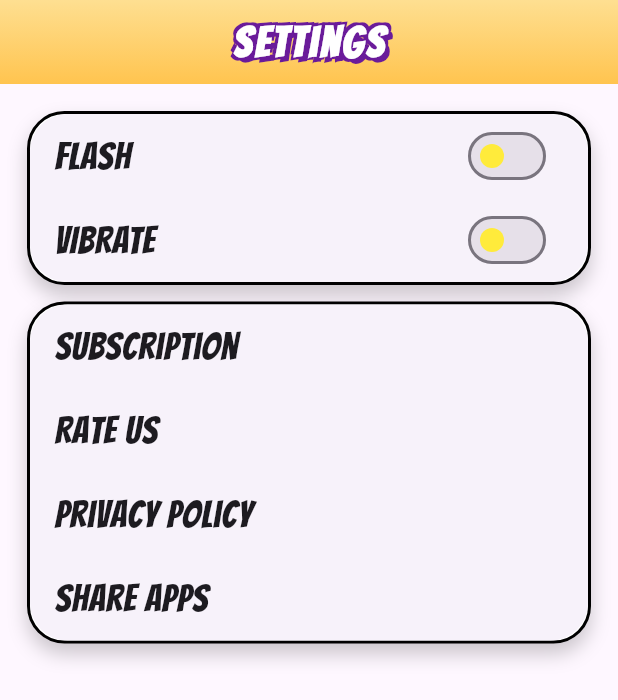
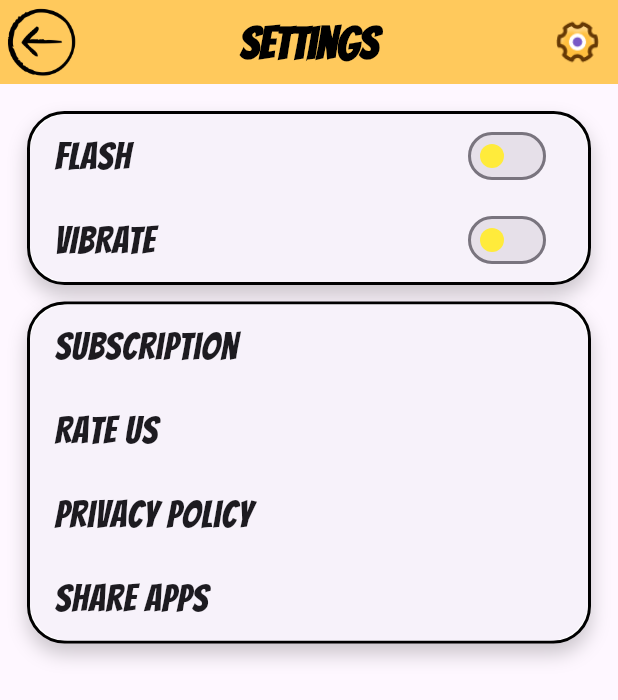
Before and after one commit to MuhammadAhmad338/PRANKS, a Flutter app: the SettingsScreen screen opened directly, on a phone screen of 412 x 824 dp. Shown: the top 700 px of the screen. Run offline on Flutter 3.47's test engine with Material 3 defaults, Android fonts, the phone set to English and light mode, and no system bars; our stand-ins replace carousel_slider, get, share_plus, vibration; missing offline and left inert: torch_light.

Commit message:
latest commits

```diff
--- a/lib/Controller/flashController.dart
+++ b/lib/Controller/flashController.dart
@@ -4,6 +4,7 @@ import 'package:torch_light/torch_light.dart';
 class FlashlightController extends GetxController {
   bool _isFlickering = false;
   final RxBool _isSwitchEnabled = false.obs;
+
   bool get isFlickering => _isFlickering;
   RxBool get isSwitchEnabled => _isSwitchEnabled;
 
--- a/lib/Utils/ccolors.dart
+++ b/lib/Utils/ccolors.dart
@@ -4,17 +4,18 @@ import 'package:flutter/material.dart';
 class CColors {
   CColors._();
 
+  static const whiteColor = Color(0xFFFFFFFF);
+  static const blackColor = Color(0xFF000000);
+  static const greenColor = Color(0xFF4CAF50);
   static const yellowColor = Color(0xFFFFC95C);
-  static const whiteColor = Color(0xFFFFFFFF);
+  static const orangeColor = Color(0xFFFFCE55);
+  static const greyLightColor = Color(0xFFEEEEEE);
   static const transparentColor = Color(0x00000000);
   static const purpleAccentColor = Color(0xFF6A1B9A);
-  static const blackColor = Color(0xFF000000);
-  static const orangeColor = Color(0xFFFFCE55);
-  static const greenColor = Color(0xFF4CAF50);
 
-  static const greyLightColor = Color(0xFFEEEEEE);
+
+  static const pinkGradient = [Color(0xFFEC87BF), Color(0xFFA80C68)];
   static const greenGradient = [Color(0xFF159F7D), Color(0xff178E71)];
   static const yellowGradient = [Color(0xFFFEDF91), Color(0xFFFFC44F)];
   static const purpleGradient = [Color(0xFF7859C6), Color(0xFF524279)];
-  static const pinkGradient = [Color(0xFFEC87BF), Color(0xFFA80C68)];
 }
--- a/lib/View/Details/View/details.dart
+++ b/lib/View/Details/View/details.dart
@@ -52,7 +52,7 @@ class DetailsScreen extends StatelessWidget {
               itemBuilder: (context, index) {
                 return GestureDetector(
                   onTap: () {
-                    // play audio
+
 
                   },
                   child: Container(
--- a/lib/View/Home/Controller/homeController.dart
+++ /dev/null
@@ -1,5 +0,0 @@
-import 'package:get/get.dart';
-
-class HomeController extends GetxController {
-
-}
--- a/lib/View/Home/View/home.dart
+++ b/lib/View/Home/View/home.dart
@@ -56,7 +56,7 @@ class _HomeScreenState extends State<HomeScreen> {
   @override
   Widget build(BuildContext context) {
     return Scaffold(
-        appBar: const CustomAppBar(),
+        appBar: const CustomAppBar(title: "PRANKS",),
         body: Column(
           children: [
             const SizedBox(
--- a/lib/View/Prank/Controller/prankController.dart
+++ /dev/null
@@ -1,5 +0,0 @@
-class PrankController {
-  PrankController() {
-    print('PrankController');
-  }
-}
--- a/lib/View/Settings/View/Settings.dart
+++ b/lib/View/Settings/View/Settings.dart
@@ -2,6 +2,7 @@ import 'package:get/get.dart';
 import 'package:flutter/material.dart';
 import 'package:pranks/Utils/ccolors.dart';
 import 'package:share_plus/share_plus.dart';
+import 'package:pranks/Widgets/customAppBar.dart';
 import '../../../Controller/flashController.dart';
 import '../../../Controller/switchController.dart';
 import 'package:pranks/Widgets/switchListTile.dart';
@@ -16,74 +17,11 @@ class SettingsScreen extends StatefulWidget {
 class _SettingsScreenState extends State<SettingsScreen> {
   @override
   Widget build(BuildContext context) {
-    final FlashlightController _flashlightController =
-        Get.find<FlashlightController>();
     final SwitchViewModel _switchViewModel = Get.find<SwitchViewModel>();
+    final FlashlightController _flashlightController = Get.find<FlashlightController>();
 
     return Scaffold(
-      appBar: AppBar(
-        elevation: 1,
-        centerTitle: true,
-        backgroundColor:
-            Colors.transparent, // Make AppBar transparent to show gradient
-        flexibleSpace: Container(
-          decoration: const BoxDecoration(
-            gradient: LinearGradient(
-              colors: CColors.yellowGradient,
-              begin: Alignment.topCenter,
-              end: Alignment.bottomCenter,
-            ),
-          ),
-        ),
-        title: const Text(
-          "Settings",
-          style: TextStyle(
-            color: CColors.whiteColor,
-            fontWeight: FontWeight.w900,
-            fontSize: 28,
-            letterSpacing: 2,
-            shadows: [
-              Shadow(
-                color: CColors.purpleAccentColor,
-                offset: Offset(3, 3),
-                blurRadius: 0,
-              ),
-              Shadow(
-                color: CColors.purpleAccentColor,
-                offset: Offset(-2, -2),
-                blurRadius: 0,
-              ),
-              Shadow(
-                color: CColors.purpleAccentColor,
-                offset: Offset(2, -2),
-                blurRadius: 0,
-              ),
-              Shadow(
-                color: CColors.purpleAccentColor,
-                offset: Offset(-2, 2),
-                blurRadius: 0,
-              ),
-            ],
-          ),
-        ),
-        leading: GestureDetector(
-          onTap: () {
-            // if (_switchViewModel.clickSoundSwitch.value == true) {
-            //   //           final audioController = Get.find<AudioController>();
-            //   //   audioController.playBeep();
-            //   Get.back();
-            // }
-            Get.back();
-          },
-          child: Padding(
-            padding: const EdgeInsets.symmetric(horizontal: 30),
-            child: Image.asset(
-              'assets/images/back.png',
-              scale: 1.4,
-            ),
-          ),
-        ),
-      ),
+      appBar: const CustomAppBar(title: "Settings"),
       body: Padding(
         padding: const EdgeInsets.all(12.0),
         child: Column(
--- a/lib/Widgets/customAppBar.dart
+++ b/lib/Widgets/customAppBar.dart
@@ -4,24 +4,37 @@ import 'package:flutter/material.dart';
 import '../View/Settings/View/Settings.dart';
 
 class CustomAppBar extends StatelessWidget implements PreferredSizeWidget {
-  const CustomAppBar({Key? key}) : super(key: key);
+  final String title;
+  const CustomAppBar({Key? key, required this.title}) : super(key: key);
 
   @override
   Widget build(BuildContext context) {
     return AppBar(
         backgroundColor: CColors.yellowColor,
         centerTitle: true,
-        actions:  [
+        leading: GestureDetector(
+          onTap: () => Get.back(),
+          child: Image.asset(
+            "assets/images/backarrow.png",
+            height: 24,
+            width: 24,
+          ),
+        ),
+        actions: [
           GestureDetector(
             onTap: () => Get.to(() => const SettingsScreen()),
-            child: const Padding(
-              padding: EdgeInsets.only(right: 12),
-              child: Icon(Icons.settings, size: 32, color: CColors.blackColor),
+            child:  Padding(
+              padding: const EdgeInsets.only(right: 12),
+              child: Image.asset(
+                "assets/images/settings.png",
+                height: 30,
+                width: 30,
+              ),
             ),
           ),
         ],
-        title: const Text("PRANKS",
-            style: TextStyle(
+        title: Text(title,
+            style: const TextStyle(
               fontWeight: FontWeight.bold,
               fontSize: 30,
               color: CColors.blackColor,
--- a/lib/Widgets/switchListTile.dart
+++ b/lib/Widgets/switchListTile.dart
@@ -26,7 +26,7 @@ class SwitchListTileWidget extends StatelessWidget {
             onChanged: onChanged,
             activeColor: Colors.transparent,
             inactiveThumbColor: Colors.green,
-            activeTrackColor: Colors.greenAccent,
+            activeTrackColor: Colors.lightGreenAccent,
             thumbColor: WidgetStateProperty.all(Colors.yellow),
             materialTapTargetSize: MaterialTapTargetSize.shrinkWrap,
           )),
--- a/lib/main.dart
+++ b/lib/main.dart
@@ -1,7 +1,7 @@
 import 'package:get/get.dart';
 import 'package:flutter/material.dart';
+import 'package:pranks/View/Splash/View/splash.dart';
 import 'package:pranks/Bindings/initialBindings.dart';
-import 'package:pranks/View/Splash/View/splash.dart';
 
 void main() {
   runApp(const MyApp());
@@ -21,7 +21,8 @@ class MyApp extends StatelessWidget {
         useMaterial3: true,
         fontFamily: "Bangers",
       ),
+      home: const SplashScreen(),
       initialBinding: Initialbindings(),
-        home: const SplashScreen());
+    );
   }
 }
--- a/pubspec.yaml
+++ b/pubspec.yaml
@@ -40,6 +40,7 @@ dependencies:
   share_plus: ^10.1.4
   torch_light: ^1.1.0
   vibration: ^3.1.2
+  purchases_flutter: ^8.4.4
 
 dev_dependencies:
   flutter_test:
```
Also changed, not shown: assets/images/backarrow.png (added), pubspec.lock, 1 other file. Lines whose indentation alone changed are shown as unchanged.
